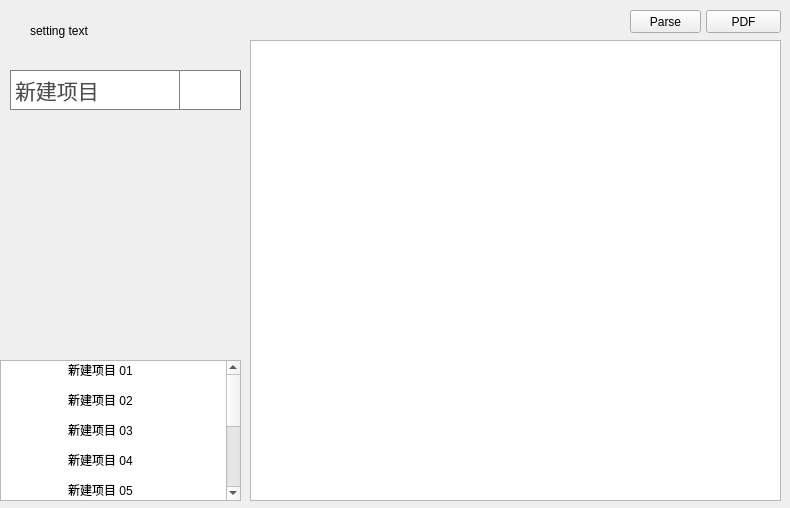
Old version of the form QtGuiApplicationTest/QtGuiApplicationTest/MainTabPageSetting.ui in the repository xautshuanglong/QtLearningRepository.
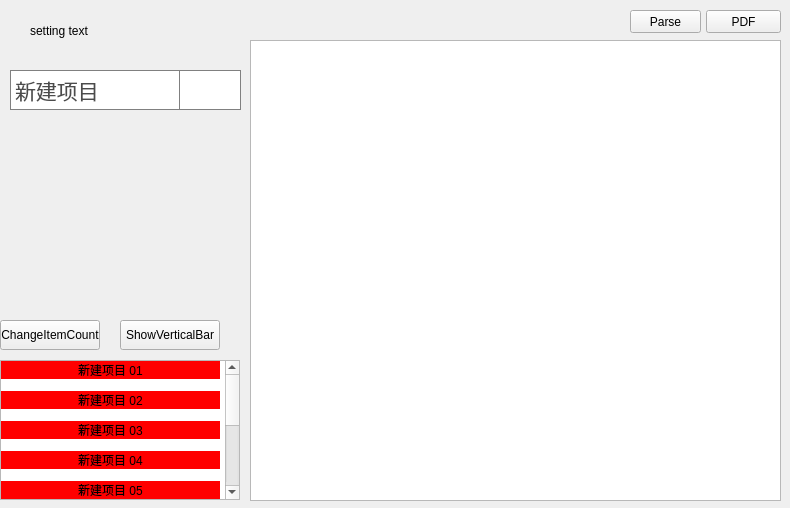
New version of the form. Icons and pictures are not drawn.

Commit message: 滚动条占空间

The edit to the form file:
```diff
--- a/QtGuiApplicationTest/QtGuiApplicationTest/MainTabPageSetting.ui
+++ b/QtGuiApplicationTest/QtGuiApplicationTest/MainTabPageSetting.ui
@@ -95,13 +95,30 @@
     <rect>
      <x>0</x>
      <y>360</y>
-     <width>241</width>
-     <height>141</height>
+     <width>240</width>
+     <height>140</height>
     </rect>
    </property>
+   <property name="styleSheet">
+    <string notr="true">QListWidget::item
+{
+	outline: none;
+    width: 238px;
+	background-color: red;
+}</string>
+   </property>
+   <property name="alternatingRowColors">
+    <bool>true</bool>
+   </property>
+   <property name="iconSize">
+    <size>
+     <width>220</width>
+     <height>30</height>
+    </size>
+   </property>
    <property name="gridSize">
     <size>
-     <width>200</width>
+     <width>219</width>
      <height>30</height>
     </size>
    </property>
@@ -195,6 +212,32 @@
     <string>Parse</string>
    </property>
   </widget>
+  <widget class="QPushButton" name="btnChangeItemCount">
+   <property name="geometry">
+    <rect>
+     <x>0</x>
+     <y>320</y>
+     <width>100</width>
+     <height>30</height>
+    </rect>
+   </property>
+   <property name="text">
+    <string>ChangeItemCount</string>
+   </property>
+  </widget>
+  <widget class="QPushButton" name="btnShowVerticalScrollBar">
+   <property name="geometry">
+    <rect>
+     <x>120</x>
+     <y>320</y>
+     <width>100</width>
+     <height>30</height>
+    </rect>
+   </property>
+   <property name="text">
+    <string>ShowVerticalBar</string>
+   </property>
+  </widget>
  </widget>
  <resources>
   <include location="QtGuiApplicationTest.qrc"/>
```
The commit also changes 2 other files.
